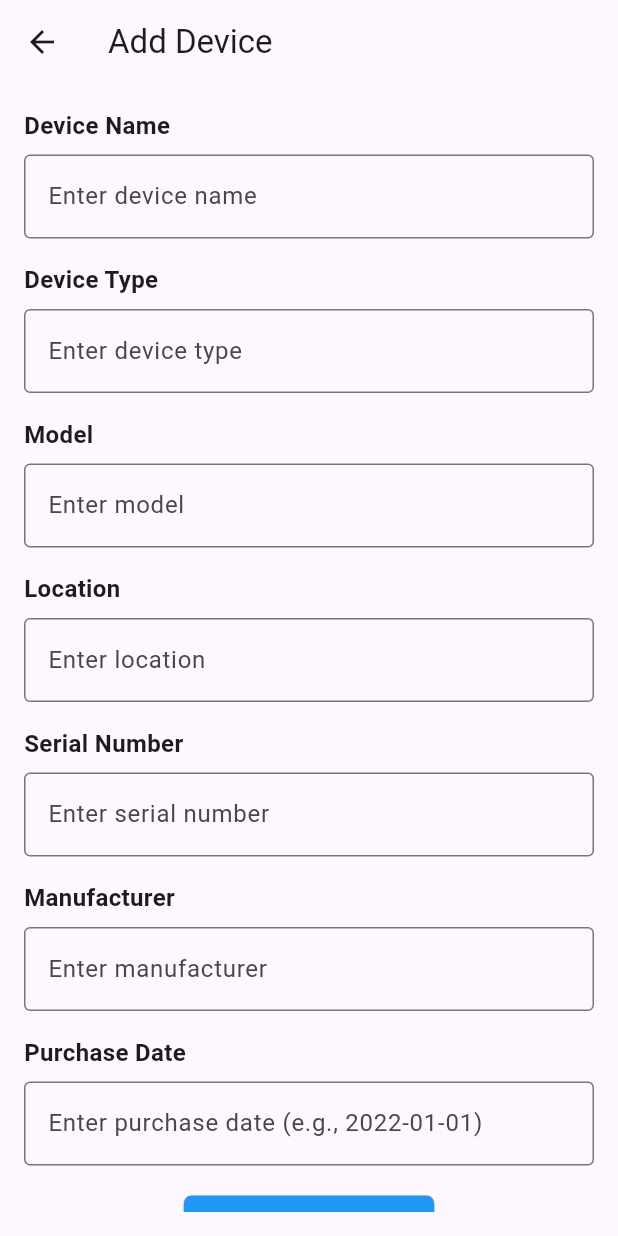
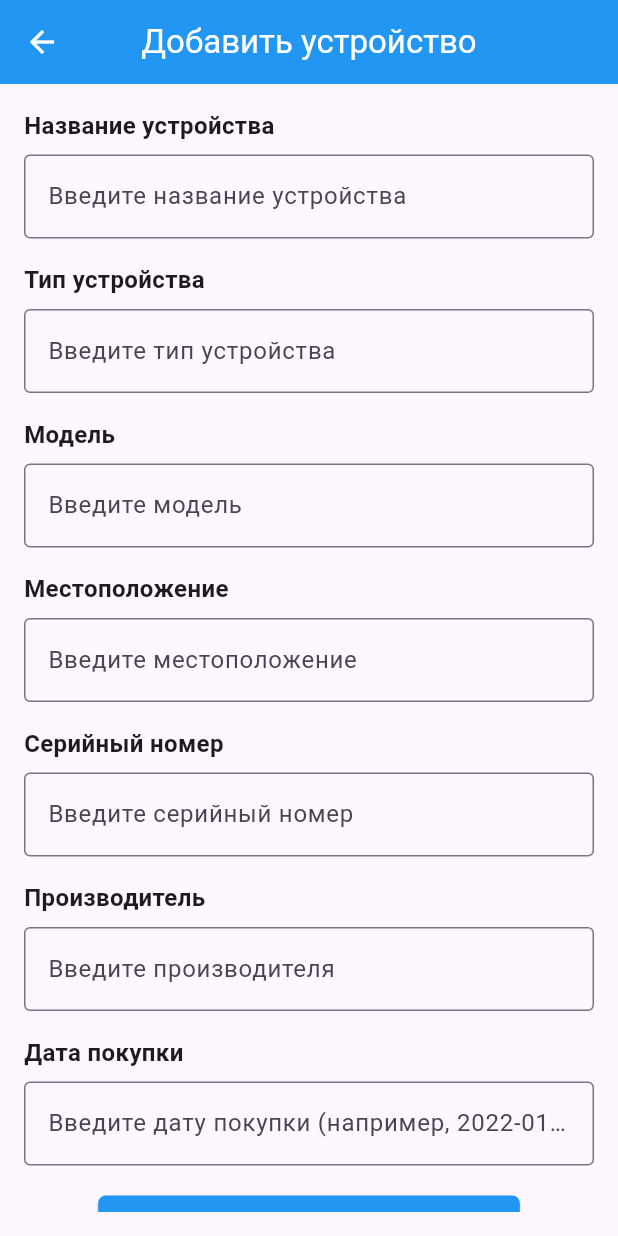
Before and after one commit to lochinbek0505/EquipManager, a Flutter app: the DevicePage screen opened directly, on a phone screen of 412 x 824 dp. Run offline on Flutter 3.47's test engine with Material 3 defaults, Android fonts, the phone set to English and light mode, and no system bars; our stand-ins replace cloud_firestore, firebase_auth, firebase_core, firebase_storage, image_picker, shared_preferences; accounts and stored records are empty.

Commit message:
start work ishni 80% qilindi ishni 90% qilindi

```diff
--- a/lib/admin/AdminPage.dart
+++ b/lib/admin/AdminPage.dart
@@ -11,7 +11,18 @@ class AdminPage extends StatefulWidget {
 
 class _AdminPageState extends State<AdminPage> {
   final FirebaseService _firebaseService = FirebaseService();
+  var colors = {
+    "reject": Colors.red,
 
+    "wait": Colors.yellowAccent,
+    "active": Colors.green,
+  };
+  var texts = {
+    "reject": "Отклоненный",
+
+    "wait": "Ожидающий",
+    "active": "Одобренный",
+  };
   @override
   Widget build(BuildContext context) {
     return Scaffold(
@@ -19,7 +30,7 @@ class _AdminPageState extends State<AdminPage> {
         centerTitle: true,
         backgroundColor: Colors.blue,
         title: Text(
-          'Admin Panel',
+          'Панель Администратора',
           style: TextStyle(
             fontSize: 18,
             fontWeight: FontWeight.bold,
@@ -35,7 +46,7 @@ class _AdminPageState extends State<AdminPage> {
           }
 
           if (!snapshot.hasData || snapshot.data!.docs.isEmpty) {
-            return Center(child: Text('No devices available.'));
+            return Center(child: Text('Устройств нет.'));
           }
 
           final devices = snapshot.data!.docs;
@@ -75,7 +86,7 @@ class _AdminPageState extends State<AdminPage> {
                         ),
                         SizedBox(height: 4),
                         Text(
-                          'Type: ${device['device_type']}',
+                          'Тип: ${device['device_type']}',
                           style: TextStyle(
                             fontSize: 14,
                             color: Colors.grey[700],
@@ -83,7 +94,7 @@ class _AdminPageState extends State<AdminPage> {
                         ),
                         SizedBox(height: 4),
                         Text(
-                          'Location: ${device['location']}',
+                          'Локация: ${device['location']}',
                           style: TextStyle(
                             fontSize: 14,
                             color: Colors.grey[700],
@@ -91,7 +102,7 @@ class _AdminPageState extends State<AdminPage> {
                         ),
                         SizedBox(height: 4),
                         Text(
-                          'Serial Number: ${device['serial_number']}',
+                          'Серийный номер: ${device['serial_number']}',
                           style: TextStyle(
                             fontSize: 14,
                             color: Colors.grey[700],
@@ -99,7 +110,7 @@ class _AdminPageState extends State<AdminPage> {
                         ),
                         SizedBox(height: 4),
                         Text(
-                          'Manufacturer: ${device['manufacturer']}',
+                          'Производитель: ${device['manufacturer']}',
                           style: TextStyle(
                             fontSize: 14,
                             color: Colors.grey[700],
@@ -107,7 +118,7 @@ class _AdminPageState extends State<AdminPage> {
                         ),
                         SizedBox(height: 4),
                         Text(
-                          'Purchase Date: ${device['purchase_date']}',
+                          'Дата покупки: ${device['purchase_date']}',
                           style: TextStyle(
                             fontSize: 14,
                             color: Colors.grey[700],
@@ -115,7 +126,7 @@ class _AdminPageState extends State<AdminPage> {
                         ),
                         SizedBox(height: 8),
                         Text(
-                          'By: ${device['author']}',
+                          'Добавил: ${device['author']}',
                           style: TextStyle(
                             fontSize: 14,
                             color: Colors.grey[700],
@@ -123,14 +134,11 @@ class _AdminPageState extends State<AdminPage> {
                         ),
                         SizedBox(height: 8),
                         Text(
-                          'State: ${device['state']}',
+                          'Статус: ${texts[device['state']]}',
                           style: TextStyle(
                             fontSize: 14,
                             fontWeight: FontWeight.w600,
-                            color:
-                                device['state'] == 'active'
-                                    ? Colors.green
-                                    : Colors.red,
+                            color: colors[device['state']],
                           ),
                         ),
                         Row(
@@ -161,7 +169,7 @@ class _AdminPageState extends State<AdminPage> {
                   ),
                 );
               }
-              return SizedBox.shrink(); // Hide non-'wait' state devices
+              return SizedBox.shrink(); // Скрыть устройства не в состоянии "ожидание"
             },
           );
         },
--- a/lib/user/DevicePage.dart
+++ b/lib/user/DevicePage.dart
@@ -68,7 +68,15 @@ class _DevicePageState extends State<DevicePage> {
   @override
   Widget build(BuildContext context) {
     return Scaffold(
-      appBar: AppBar(title: Text('Add Device')),
+      appBar: AppBar(
+        iconTheme: IconThemeData(color: Colors.white),
+        centerTitle: true,
+        backgroundColor: Colors.blue,
+        title: Text(
+          'Добавить устройство',
+          style: TextStyle(color: Colors.white),
+        ),
+      ),
       body: Padding(
         padding: const EdgeInsets.all(16.0),
         child: SingleChildScrollView(
@@ -76,60 +84,60 @@ class _DevicePageState extends State<DevicePage> {
             crossAxisAlignment: CrossAxisAlignment.start,
             children: [
               _buildTextField(
-                label: 'Device Name',
+                label: 'Название устройства',
                 controller: _nameController,
-                hint: 'Enter device name',
+                hint: 'Введите название устройства',
               ),
               SizedBox(height: 16),
 
               _buildTextField(
-                label: 'Device Type',
+                label: 'Тип устройства',
                 controller: _typeController,
-                hint: 'Enter device type',
+                hint: 'Введите тип устройства',
               ),
               SizedBox(height: 16),
 
               _buildTextField(
-                label: 'Model',
+                label: 'Модель',
                 controller: _modelController,
-                hint: 'Enter model',
+                hint: 'Введите модель',
               ),
               SizedBox(height: 16),
 
               _buildTextField(
-                label: 'Location',
+                label: 'Местоположение',
                 controller: _locationController,
-                hint: 'Enter location',
+                hint: 'Введите местоположение',
               ),
               SizedBox(height: 16),
 
               _buildTextField(
-                label: 'Serial Number',
+                label: 'Серийный номер',
                 controller: _serialNumberController,
-                hint: 'Enter serial number',
+                hint: 'Введите серийный номер',
               ),
               SizedBox(height: 16),
 
               _buildTextField(
-                label: 'Manufacturer',
+                label: 'Производитель',
                 controller: _manufacturerController,
-                hint: 'Enter manufacturer',
+                hint: 'Введите производителя',
               ),
               SizedBox(height: 16),
 
               _buildTextField(
-                label: 'Purchase Date',
+                label: 'Дата покупки',
                 controller: _purchaseDateController,
-                hint: 'Enter purchase date (e.g., 2022-01-01)',
+                hint: 'Введите дату покупки (например, 2022-01-01)',
               ),
               SizedBox(height: 20),
 
-              // Image Picker Button
+              // Кнопка выбора изображения
               Center(
                 child: ElevatedButton(
                   onPressed: _pickImage,
                   child: Text(
-                    'Pick Device Image',
+                    'Выбрать изображение устройства',
                     style: TextStyle(color: Colors.white),
                   ),
                   style: ElevatedButton.styleFrom(
@@ -143,7 +151,7 @@ class _DevicePageState extends State<DevicePage> {
               ),
               SizedBox(height: 20),
 
-              // Display selected image
+              // Отображение выбранного изображения
               _image != null
                   ? Center(
                     child: Image.file(
@@ -156,16 +164,16 @@ class _DevicePageState extends State<DevicePage> {
                   : Container(
                     height: 200,
                     color: Colors.grey[300],
-                    child: Center(child: Text('No image selected')),
+                    child: Center(child: Text('Изображение не выбрано')),
                   ),
               SizedBox(height: 20),
 
-              // Add Device Button
+              // Кнопка добавления устройства
               Center(
                 child: ElevatedButton(
                   onPressed: _addDevice,
                   child: Text(
-                    'Add Device',
+                    'Добавить устройство',
                     style: TextStyle(color: Colors.white),
                   ),
                   style: ElevatedButton.styleFrom(
--- a/lib/user/home_page.dart
+++ b/lib/user/home_page.dart
@@ -1,3 +1,4 @@
+import 'package:equip_manager/user/AuthService.dart';
 import 'package:equip_manager/user/DevicePage.dart';
 import 'package:flutter/material.dart';
 
@@ -12,19 +13,39 @@ class HomePage extends StatefulWidget {
 
 class _HomePageState extends State<HomePage> {
   final FirebaseService _firebaseService = FirebaseService();
+  final AuthService authService = AuthService();
+  var colors = {
+    "reject": Colors.red,
 
+    "wait": Colors.yellowAccent,
+    "active": Colors.green,
+  };
+  var texts = {
+    "reject": "Отклоненный",
+
+    "wait": "Ожидающий",
+    "active": "Одобренный",
+  };
   @override
   Widget build(BuildContext context) {
     return Scaffold(
       appBar: AppBar(
+        centerTitle: true,
+        backgroundColor: Colors.blue,
         title: Text(
-          'Device List',
-          style: TextStyle(fontSize: 18, fontWeight: FontWeight.bold),
+          "Список устройств",
+          style: TextStyle(
+            fontSize: 18,
+            fontWeight: FontWeight.bold,
+            color: Colors.white,
+          ),
         ),
         actions: [
           IconButton(
-            icon: const Icon(Icons.logout),
+            icon: const Icon(Icons.logout, color: Colors.white),
             onPressed: () async {
+              authService.signOut(context);
+
               // await authService.dispose();
             },
           ),
@@ -78,7 +99,7 @@ class _HomePageState extends State<HomePage> {
                         ),
                         SizedBox(height: 4),
                         Text(
-                          'Type: ${device['device_type']}',
+                          'Тип: ${device['device_type']}',
                           style: TextStyle(
                             fontSize: 14,
                             color: Colors.grey[700],
@@ -86,7 +107,7 @@ class _HomePageState extends State<HomePage> {
                         ),
                         SizedBox(height: 4),
                         Text(
-                          'Location: ${device['location']}',
+                          'Расположение: ${device['location']}',
                           style: TextStyle(
                             fontSize: 14,
                             color: Colors.grey[700],
@@ -94,7 +115,7 @@ class _HomePageState extends State<HomePage> {
                         ),
                         SizedBox(height: 4),
                         Text(
-                          'Serial Number: ${device['serial_number']}',
+                          'Серийный номер: ${device['serial_number']}',
                           style: TextStyle(
                             fontSize: 14,
                             color: Colors.grey[700],
@@ -102,7 +123,7 @@ class _HomePageState extends State<HomePage> {
                         ),
                         SizedBox(height: 4),
                         Text(
-                          'Manufacturer: ${device['manufacturer']}',
+                          'Производитель: ${device['manufacturer']}',
                           style: TextStyle(
                             fontSize: 14,
                             color: Colors.grey[700],
@@ -110,7 +131,7 @@ class _HomePageState extends State<HomePage> {
                         ),
                         SizedBox(height: 4),
                         Text(
-                          'Purchase Date: ${device['purchase_date']}',
+                          'Дата покупки: ${device['purchase_date']}',
                           style: TextStyle(
                             fontSize: 14,
                             color: Colors.grey[700],
@@ -118,7 +139,7 @@ class _HomePageState extends State<HomePage> {
                         ),
                         SizedBox(height: 8),
                         Text(
-                          'By: ${device['author']}',
+                          'Добавил: ${device['author']}',
                           style: TextStyle(
                             fontSize: 14,
                             color: Colors.grey[700],
@@ -126,14 +147,11 @@ class _HomePageState extends State<HomePage> {
                         ),
                         SizedBox(height: 8),
                         Text(
-                          'State: ${device['state']}',
+                          'Состояние: ${texts[device['state']]}',
                           style: TextStyle(
                             fontSize: 14,
                             fontWeight: FontWeight.w600,
-                            color:
-                                device['state'] == 'Active'
-                                    ? Colors.green
-                                    : Colors.red,
+                            color: colors[device['state']],
                           ),
                         ),
                       ],
```
Also changed, not shown: lib/admin/RejectedActiveDevicesPage.dart (+59 -54 lines), lib/main.dart (+10 -1 lines), lib/user/AuthService.dart (+42 -89 lines), lib/firebase_options.dart (added), 1 other file.
